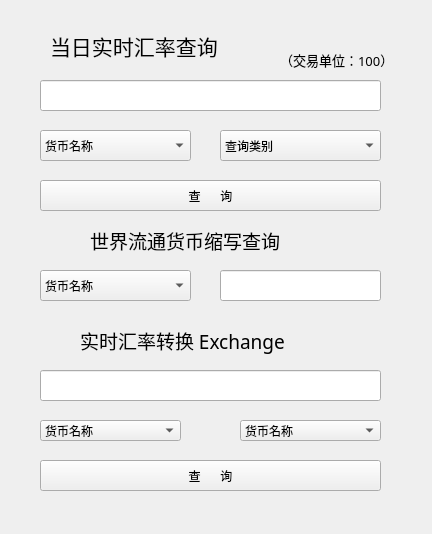
Old version of the form firstMainWin.ui in the repository ylxy123/Exchange-rate-conversion-procedure.
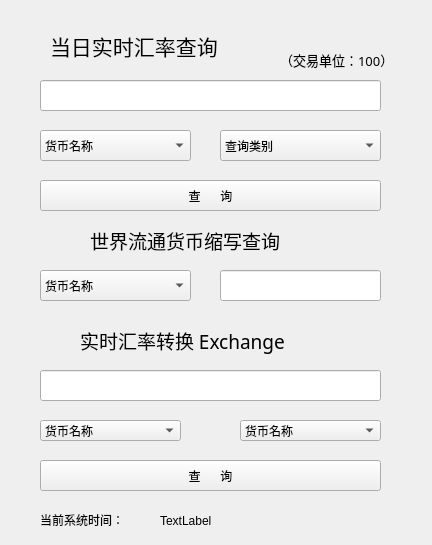
New version of the form. Icons and pictures are not drawn.

Commit message: 实时显示系统时间

```diff
--- a/firstMainWin.ui
+++ b/firstMainWin.ui
@@ -8,7 +8,7 @@
     <x>0</x>
     <y>0</y>
     <width>432</width>
-    <height>534</height>
+    <height>545</height>
    </rect>
   </property>
   <property name="mouseTracking">
@@ -1639,6 +1639,32 @@
     <string>查      询</string>
    </property>
   </widget>
+  <widget class="QLabel" name="timelabel">
+   <property name="geometry">
+    <rect>
+     <x>160</x>
+     <y>510</y>
+     <width>251</width>
+     <height>21</height>
+    </rect>
+   </property>
+   <property name="text">
+    <string>TextLabel</string>
+   </property>
+  </widget>
+  <widget class="QLabel" name="label">
+   <property name="geometry">
+    <rect>
+     <x>40</x>
+     <y>510</y>
+     <width>111</width>
+     <height>20</height>
+    </rect>
+   </property>
+   <property name="text">
+    <string>当前系统时间：</string>
+   </property>
+  </widget>
  </widget>
  <resources>
   <include location="icon.qrc"/>
```
The commit also changes 3 other files.
